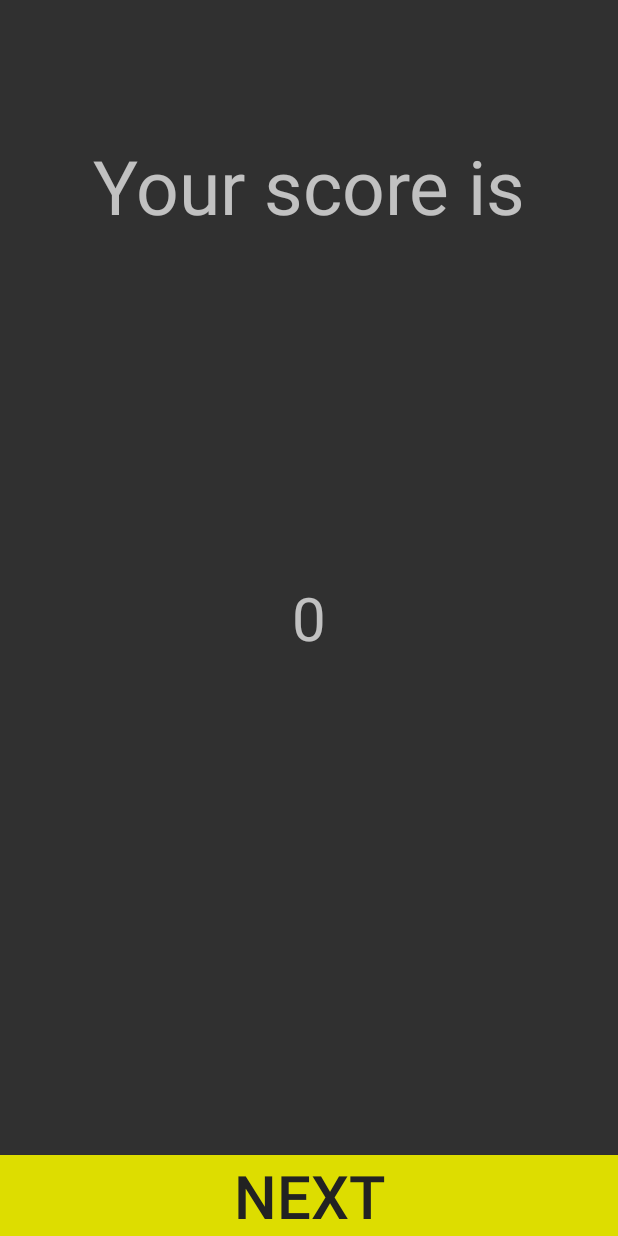
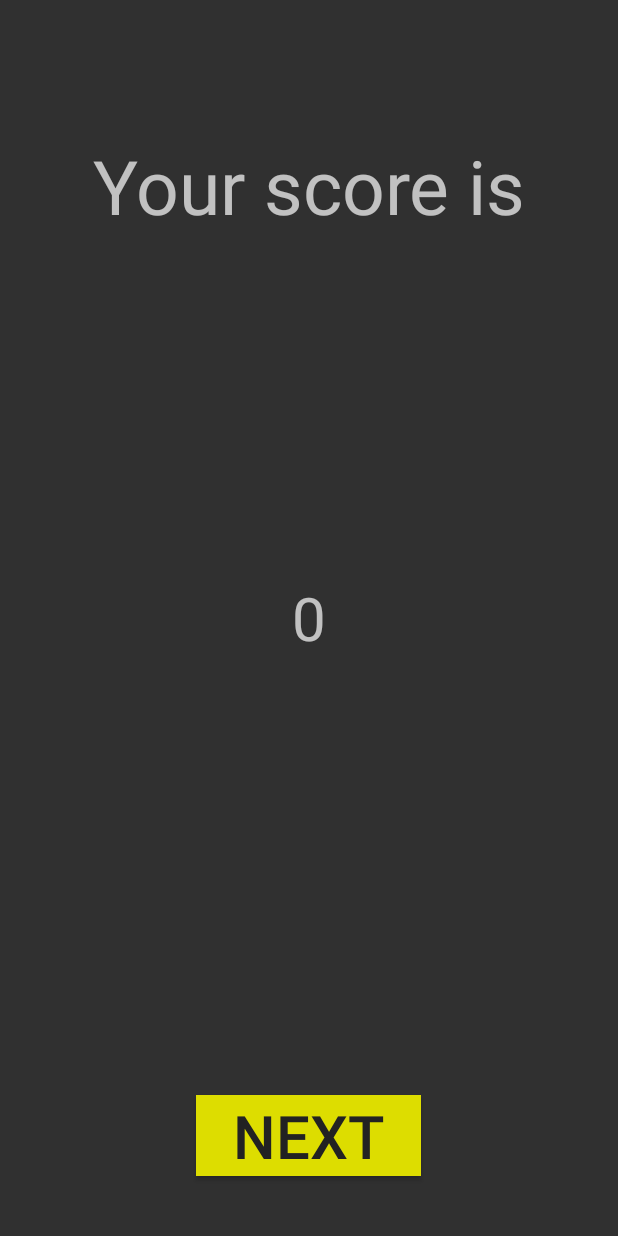
Before and after one commit to uppercasePhi/Snake-Project, an Android app: the DeathScreenActivity screen opened directly, with no data from a screen before it, on a phone screen of 412 x 824 dp. Run offline under Robolectric (Android 15) with nearby library versions, the phone set to English and light mode, and no system bars.

Commit message:
Yet another minor design changes

```diff
--- a/app/src/main/res/layout/activity_death_screen.xml
+++ b/app/src/main/res/layout/activity_death_screen.xml
@@ -21,13 +21,15 @@
               android:textSize="40sp"
               android:id="@+id/score_field"/>
 
-    <Button android:layout_width="match_parent"
+    <Button android:layout_width="150dp"
             android:layout_height="wrap_content"
+            android:layout_centerHorizontal="true"
             android:textSize="40sp"
             android:text="@string/next"
             android:background="@color/colorTwo"
             android:textColor="@color/colorThree"
             android:layout_alignParentBottom="true"
+            android:layout_marginBottom="40dp"
             android:id="@+id/next_button"/>
 
 </RelativeLayout>
```
